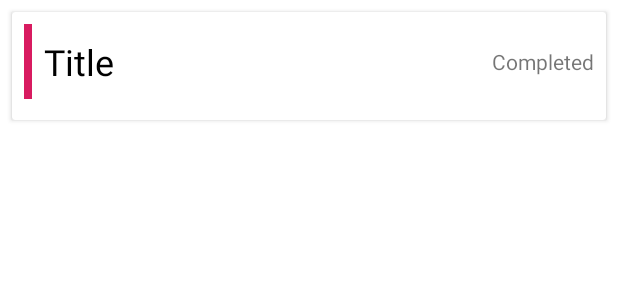
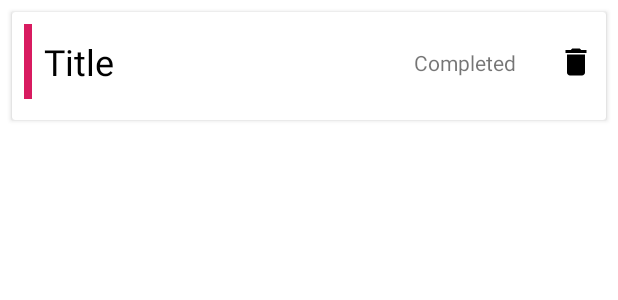
Before and after one commit to GhimpuLucianEduard/Mobile, an Android app: the layout main_list_card.xml on its own in the app's theme, with its tools: preview values and no code run, on a phone screen of 412 x 824 dp. Shown: the top 300 px of the screen. Run offline under Robolectric (Android 15) with nearby library versions, the phone set to English and light mode, and no system bars.

Commit message:
websock dele

```diff
--- a/TemplateExamen/AppPag/app/build.gradle
+++ b/TemplateExamen/AppPag/app/build.gradle
@@ -24,6 +24,9 @@ android {
             minifyEnabled false
             proguardFiles getDefaultProguardFile('proguard-android.txt'), 'proguard-rules.pro'
         }
+    }
+    packagingOptions {
+        exclude 'META-INF/main.kotlin_module'
     }
 }
 
@@ -103,4 +106,7 @@ dependencies {
     // charts and stuff
     implementation 'com.jjoe64:graphview:4.2.2'
     implementation 'com.android.support.constraint:constraint-layout:1.1.3'
+
+    //json
+    implementation 'com.beust:klaxon:5.0.1'
 }
--- a/TemplateExamen/AppPag/app/src/main/java/com/gluco/Data/Local/TodoEntityDao.kt
+++ b/TemplateExamen/AppPag/app/src/main/java/com/gluco/Data/Local/TodoEntityDao.kt
@@ -5,6 +5,7 @@ import androidx.room.Dao
 import androidx.room.Insert
 import androidx.room.OnConflictStrategy
 import androidx.room.Query
+import retrofit2.http.DELETE
 
 @Dao
 interface TodoEntityDao {
@@ -16,4 +17,7 @@ interface TodoEntityDao {
 
     @Query("DELETE FROM todoEntities")
     fun deleteAll()
+
+    @Query("DELETE FROM todoEntities WHERE id = (:givenId)")
+    fun deleteLocal(givenId: Int)
 }
--- a/TemplateExamen/AppPag/app/src/main/java/com/gluco/Data/Remote/ApiService/NoteService.kt
+++ b/TemplateExamen/AppPag/app/src/main/java/com/gluco/Data/Remote/ApiService/NoteService.kt
@@ -2,8 +2,10 @@ package com.gluco.Data.Remote.ApiService
 
 import com.gluco.Data.Local.NoteDomainModel
 import io.reactivex.Observable
+import retrofit2.Response
 
 interface NoteService {
     fun fetchNotes() : Observable<List<NoteDomainModel>>
     fun fetchByPage(page: Int) : Observable<List<NoteDomainModel>>
+    fun deleteEntry(id: Int): Observable<Response<Void>>
 }
--- a/TemplateExamen/AppPag/app/src/main/java/com/gluco/Data/Remote/ApiService/NoteServiceApiImpl.kt
+++ b/TemplateExamen/AppPag/app/src/main/java/com/gluco/Data/Remote/ApiService/NoteServiceApiImpl.kt
@@ -3,8 +3,14 @@ package com.gluco.Data.Remote.ApiService
 import com.gluco.Data.Converter.TodoEntryConverter
 import com.gluco.Data.Local.NoteDomainModel
 import io.reactivex.Observable
+import retrofit2.Response
 
 class NoteServiceApiImpl(private val apiService: ApiService) : NoteService {
+
+    override fun deleteEntry(id: Int): Observable<Response<Void>> {
+        return apiService.delete(id)
+    }
+
     override fun fetchByPage(page: Int): Observable<List<NoteDomainModel>> {
         return apiService.getAllEntriesByPage(page)
                 .map { item -> TodoEntryConverter.convertPageResponse(item) }
--- a/TemplateExamen/AppPag/app/src/main/java/com/gluco/Data/Repository/TodoRepository.kt
+++ b/TemplateExamen/AppPag/app/src/main/java/com/gluco/Data/Repository/TodoRepository.kt
@@ -3,8 +3,10 @@ package com.gluco.Data.Repository
 import androidx.lifecycle.LiveData
 import com.gluco.Data.Local.NoteDomainModel
 import io.reactivex.Observable
+import retrofit2.Response
 
 interface TodoRepository {
     fun getEntries(): LiveData<List<NoteDomainModel>>
     fun getEntriesByPage(page: Int): Observable<List<NoteDomainModel>>
+    fun deleteEntry(noteDomainModel: NoteDomainModel): Observable<Response<Void>>
 }
--- a/TemplateExamen/AppPag/app/src/main/java/com/gluco/Presentation/MainList/MainListViewModel.kt
+++ b/TemplateExamen/AppPag/app/src/main/java/com/gluco/Presentation/MainList/MainListViewModel.kt
@@ -6,6 +6,7 @@ import com.gluco.Data.Local.GlucoseEntry
 import com.gluco.Data.Local.NoteDomainModel
 import com.gluco.Data.Repository.TodoRepository
 import io.reactivex.Observable
+import retrofit2.Response
 
 class MainListViewModel(private val repository: TodoRepository) : ViewModel() {
 
@@ -13,5 +14,10 @@ class MainListViewModel(private val repository: TodoRepository) : ViewModel() {
     public fun getEntriesByPage(page: Int) : Observable<List<NoteDomainModel>> {
         return repository.getEntriesByPage(page)
     }
+
+    fun deleteEntry(noteDomainModel: NoteDomainModel): Observable<Response<Void>> {
+        return repository.deleteEntry(noteDomainModel)
+    }
+
     val entries = repository.getEntries()
 }
--- a/TemplateExamen/AppPag/app/src/main/res/layout/main_list_card.xml
+++ b/TemplateExamen/AppPag/app/src/main/res/layout/main_list_card.xml
@@ -42,9 +42,25 @@
             android:layout_width="wrap_content"
             android:layout_height="wrap_content"
             android:layout_marginTop="8dp"
+            android:layout_marginEnd="60dp"
+            android:layout_marginBottom="8dp"
+            android:text="Completed"
+            app:layout_constraintBottom_toBottomOf="parent"
+            app:layout_constraintEnd_toEndOf="parent"
+            app:layout_constraintTop_toTopOf="parent"
+            app:layout_constraintVertical_bias="0.516" />
+
+        <ImageButton
+            android:id="@+id/deleteItem"
+            android:background="@android:color/transparent"
+            android:layout_width="wrap_content"
+            android:layout_height="wrap_content"
+            android:layout_gravity="left"
+            android:layout_marginTop="8dp"
             android:layout_marginEnd="8dp"
             android:layout_marginBottom="8dp"
-            android:text="Completed"
+            android:onClick="scrollToTop"
+            android:src="@drawable/ic_delete_black_24dp"
             app:layout_constraintBottom_toBottomOf="parent"
             app:layout_constraintEnd_toEndOf="parent"
             app:layout_constraintTop_toTopOf="parent" />
```
Also changed, not shown: TemplateExamen/AppPag/app/src/main/java/com/gluco/Data/Remote/ApiService/ApiService.kt (+5 -4 lines), TemplateExamen/AppPag/app/src/main/java/com/gluco/Data/Repository/TodoRepositoryImpl.kt (+8 -0 lines), TemplateExamen/AppPag/app/src/main/java/com/gluco/Presentation/MainActivity.kt (+11 -0 lines), TemplateExamen/AppPag/app/src/main/java/com/gluco/Presentation/MainList/CardClickListener.kt (added, +7 -0 lines), TemplateExamen/AppPag/app/src/main/java/com/gluco/Presentation/MainList/MainListAdapter.kt (+16 -4 lines), TemplateExamen/AppPag/app/src/main/java/com/gluco/Presentation/MainList/MainListFragment.kt (+98 -3 lines).
